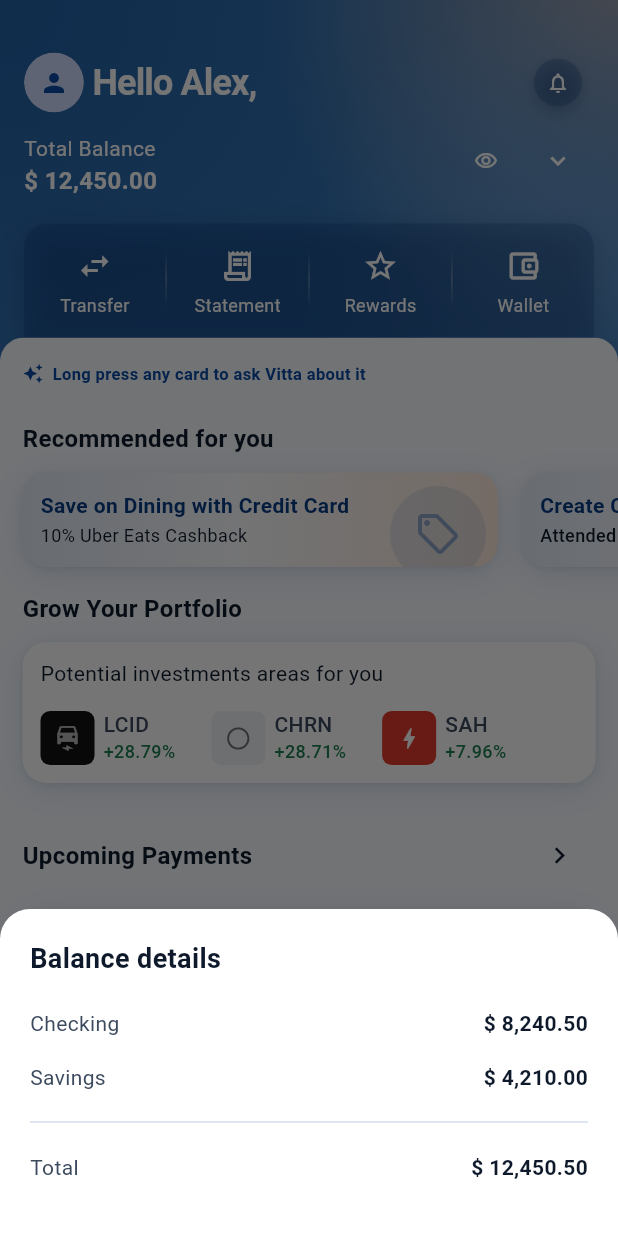
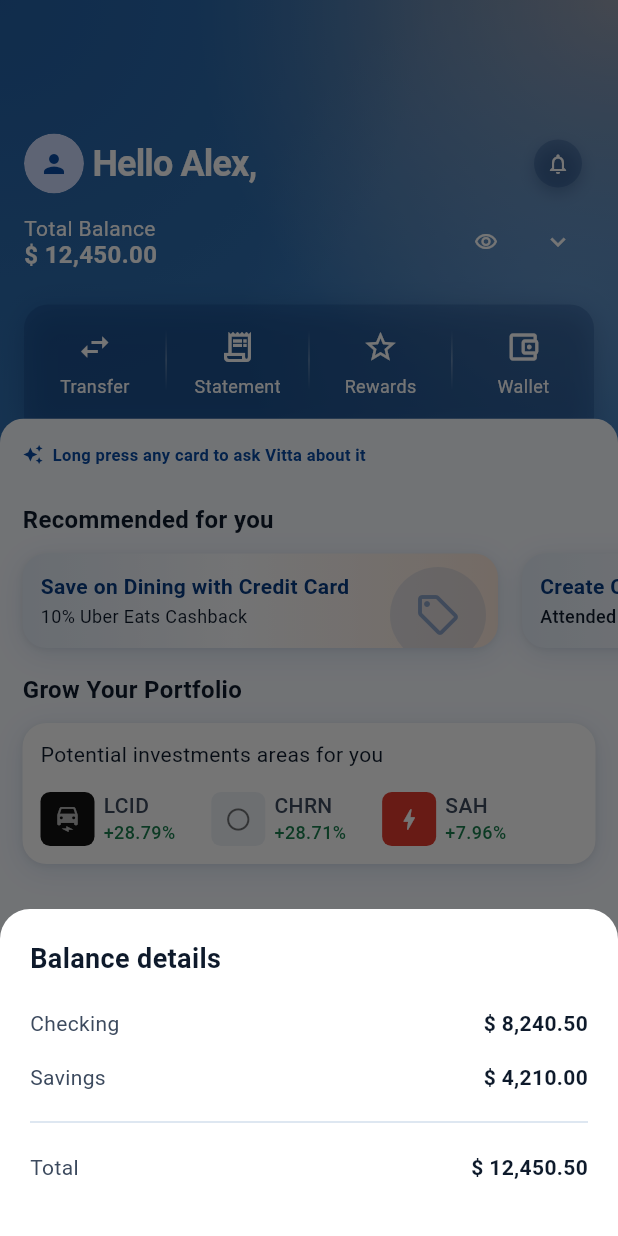
Before and after one commit to kirtigupta2/vitta-app, a Flutter app: the screen it shows after launch, after a tap on the "visibility off" icon, after a tap on the "keyboard arrow down" icon, on a phone screen of 412 x 824 dp. Run offline on Flutter 3.47's test engine with Material 3 defaults, Android fonts, the phone set to English and light mode, and no system bars.

Commit message:
Phone-sized web preview, fixed 54px top inset, fix balance row overflow
Co-Authored-By: Claude Sonnet 5.5 <noreply@anthropic.com>
Claude-Session: https://claude.ai/code/session_01DUti99UTrLHTm2NQffVfiR

```diff
--- a/lib/main.dart
+++ b/lib/main.dart
@@ -1,3 +1,6 @@
+import 'dart:math' as math;
+
+import 'package:flutter/foundation.dart' show kIsWeb;
 import 'package:flutter/material.dart';
 import 'package:flutter/services.dart';
 
@@ -27,7 +30,41 @@ class VittaApp extends StatelessWidget {
         ),
         scaffoldBackgroundColor: VColors.screenBg,
       ),
+      builder: _frame,
       home: const HomeScreen(),
     );
   }
+
+  // The Figma frames are 393 x 852 and assume a 54 px status bar. This keeps
+  // that layout on every phone, and on the web it shows the app in a phone-
+  // sized frame so the Chrome preview matches the design.
+  static Widget _frame(BuildContext context, Widget? child) {
+    final media = MediaQuery.of(context);
+    final padding = media.padding.copyWith(top: math.max(media.padding.top, 54));
+    final app = MediaQuery(
+      data: media.copyWith(padding: padding),
+      child: child ?? const SizedBox.shrink(),
+    );
+    if (!kIsWeb) return app;
+
+    final height = math.min(media.size.height, 852.0);
+    return ColoredBox(
+      color: const Color(0xFF1B1F27),
+      child: Center(
+        child: ClipRect(
+          child: SizedBox(
+            width: 393,
+            height: height,
+            child: MediaQuery(
+              data: media.copyWith(
+                size: Size(393, height),
+                padding: padding,
+              ),
+              child: child ?? const SizedBox.shrink(),
+            ),
+          ),
+        ),
+      ),
+    );
+  }
 }
--- a/lib/screens/home_screen.dart
+++ b/lib/screens/home_screen.dart
@@ -141,9 +141,11 @@ class _HomeScreenState extends State<HomeScreen> {
                 crossAxisAlignment: CrossAxisAlignment.start,
                 children: [
                   Text('Total Balance',
-                      style: vText(14, FontWeight.w400, Colors.white)),
+                      style: vText(14, FontWeight.w400, Colors.white,
+                          height: 1.25)),
                   Text(_balance,
-                      style: vText(16, FontWeight.w700, Colors.white)),
+                      style: vText(16, FontWeight.w700, Colors.white,
+                          height: 1.1)),
                 ],
               ),
               const Spacer(),
--- a/lib/screens/vitta_overlay.dart
+++ b/lib/screens/vitta_overlay.dart
@@ -22,7 +22,11 @@ class AskVittaCard extends StatelessWidget {
         onLongPressStart: (details) {
           HapticFeedback.mediumImpact();
           final box = context.findRenderObject() as RenderBox;
-          final rect = box.localToGlobal(Offset.zero) & box.size;
+          // Measure relative to the app's own area, so it stays correct when
+          // the app is shown in a phone-sized frame on the web.
+          final area = Navigator.of(context).context.findRenderObject() as RenderBox;
+          final rect = box.localToGlobal(Offset.zero, ancestor: area) & box.size;
+          final press = area.globalToLocal(details.globalPosition);
           Navigator.of(context).push(
             PageRouteBuilder<void>(
               opaque: false,
@@ -30,7 +34,7 @@ class AskVittaCard extends StatelessWidget {
               reverseTransitionDuration: const Duration(milliseconds: 200),
               pageBuilder: (_, __, ___) => VittaOverlay(
                 cardRect: rect,
-                pressPoint: details.globalPosition,
+                pressPoint: press,
                 card: child,
               ),
               transitionsBuilder: (_, animation, __, page) =>
```
